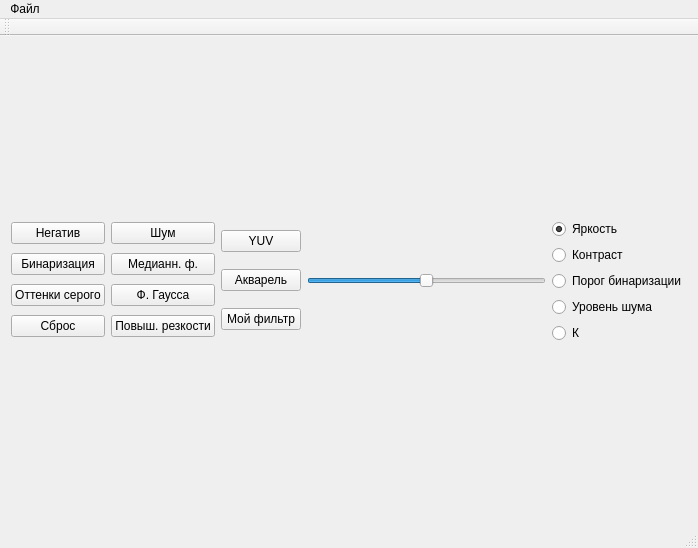
This is Parallel_Programming/mainwindow.ui in Poletayson/Parallel_Programming as Qt 5 draws it before an edit. The edited form follows.
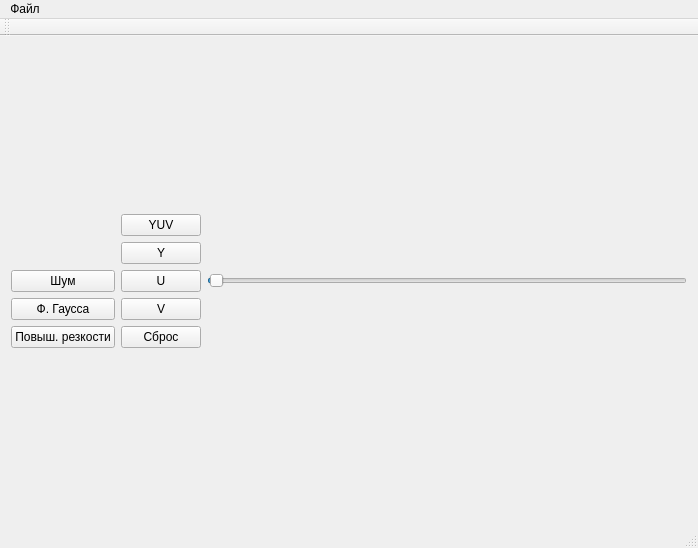
This is the edited form.

Patch:
```diff
--- a/Parallel_Programming/mainwindow.ui
+++ b/Parallel_Programming/mainwindow.ui
@@ -17,108 +17,22 @@
    <layout class="QGridLayout" name="gridLayout">
     <item row="2" column="0">
      <layout class="QGridLayout" name="gridLayout_2">
-      <item row="1" column="7">
-       <layout class="QVBoxLayout" name="verticalLayout_4"/>
-      </item>
-      <item row="1" column="6">
-       <layout class="QVBoxLayout" name="verticalLayout_6">
-        <item>
-         <widget class="QRadioButton" name="radioButton">
-          <property name="text">
-           <string>Яркость</string>
-          </property>
-          <property name="checked">
-           <bool>true</bool>
-          </property>
-         </widget>
-        </item>
-        <item>
-         <widget class="QRadioButton" name="radioButton_2">
-          <property name="text">
-           <string>Контраст</string>
-          </property>
-         </widget>
-        </item>
-        <item>
-         <widget class="QRadioButton" name="radioButton_3">
-          <property name="text">
-           <string>Порог бинаризации</string>
-          </property>
-         </widget>
-        </item>
-        <item>
-         <widget class="QRadioButton" name="radioButton_4">
-          <property name="text">
-           <string>Уровень шума</string>
-          </property>
-         </widget>
-        </item>
-        <item>
-         <widget class="QRadioButton" name="radioButton_5">
-          <property name="text">
-           <string>К</string>
-          </property>
-         </widget>
-        </item>
-       </layout>
-      </item>
-      <item row="1" column="5">
-       <layout class="QVBoxLayout" name="verticalLayout_7">
-        <item>
-         <widget class="QSlider" name="horizontalSlider">
-          <property name="mouseTracking">
-           <bool>true</bool>
-          </property>
-          <property name="minimum">
-           <number>-255</number>
-          </property>
-          <property name="maximum">
-           <number>255</number>
-          </property>
-          <property name="orientation">
-           <enum>Qt::Horizontal</enum>
-          </property>
-         </widget>
-        </item>
-       </layout>
-      </item>
       <item row="1" column="0">
-       <layout class="QVBoxLayout" name="verticalLayout_2">
-        <item>
-         <widget class="QPushButton" name="ButtonNeg">
-          <property name="text">
-           <string>Негатив</string>
-          </property>
-         </widget>
-        </item>
-        <item>
-         <widget class="QPushButton" name="ButtonBinary">
-          <property name="text">
-           <string>Бинаризация</string>
-          </property>
-         </widget>
-        </item>
-        <item>
-         <widget class="QPushButton" name="ButtonGray">
-          <property name="text">
-           <string>Оттенки серого</string>
-          </property>
-         </widget>
-        </item>
-        <item>
-         <widget class="QPushButton" name="ButtonRepair">
-          <property name="text">
-           <string>Сброс</string>
-          </property>
-         </widget>
-        </item>
-       </layout>
-      </item>
-      <item row="1" column="3">
-       <layout class="QVBoxLayout" name="verticalLayout_5"/>
-      </item>
-      <item row="1" column="1">
        <layout class="QVBoxLayout" name="verticalLayout_3">
+        <item>
+         <widget class="QLabel" name="labelLine">
+          <property name="text">
+           <string/>
+          </property>
+         </widget>
+        </item>
+        <item>
+         <widget class="QLabel" name="labelParell">
+          <property name="text">
+           <string/>
+          </property>
+         </widget>
+        </item>
         <item>
          <widget class="QPushButton" name="ButtonNoise">
           <property name="enabled">
@@ -129,16 +43,6 @@
           </property>
          </widget>
         </item>
-        <item>
-         <widget class="QPushButton" name="ButtonMedian">
-          <property name="enabled">
-           <bool>true</bool>
-          </property>
-          <property name="text">
-           <string>Медианн. ф.</string>
-          </property>
-         </widget>
-        </item>
         <item>
          <widget class="QPushButton" name="ButtonGauss">
           <property name="text">
@@ -155,7 +59,7 @@
         </item>
        </layout>
       </item>
-      <item row="1" column="4">
+      <item row="1" column="3">
        <layout class="QVBoxLayout" name="verticalLayout_8">
         <item>
          <widget class="QPushButton" name="pushButton">
@@ -167,19 +71,62 @@
         <item>
          <widget class="QPushButton" name="ButtonAquarel">
           <property name="text">
-           <string>Акварель</string>
+           <string>Y</string>
           </property>
          </widget>
         </item>
         <item>
          <widget class="QPushButton" name="ButtonMy">
           <property name="text">
-           <string>Мой фильтр</string>
+           <string>U</string>
           </property>
          </widget>
         </item>
+        <item>
+         <widget class="QPushButton" name="pushButton_2">
+          <property name="text">
+           <string>V</string>
+          </property>
+         </widget>
+        </item>
+        <item>
+         <widget class="QPushButton" name="ButtonRepair">
+          <property name="text">
+           <string>Сброс</string>
+          </property>
+         </widget>
+        </item>
        </layout>
       </item>
+      <item row="1" column="4">
+       <layout class="QVBoxLayout" name="verticalLayout_7">
+        <item>
+         <widget class="QSlider" name="horizontalSlider">
+          <property name="mouseTracking">
+           <bool>true</bool>
+          </property>
+          <property name="minimum">
+           <number>0</number>
+          </property>
+          <property name="maximum">
+           <number>255</number>
+          </property>
+          <property name="value">
+           <number>1</number>
+          </property>
+          <property name="orientation">
+           <enum>Qt::Horizontal</enum>
+          </property>
+         </widget>
+        </item>
+       </layout>
+      </item>
+      <item row="1" column="5">
+       <layout class="QVBoxLayout" name="verticalLayout_4"/>
+      </item>
+      <item row="1" column="2">
+       <layout class="QVBoxLayout" name="verticalLayout_5"/>
+      </item>
      </layout>
     </item>
     <item row="0" column="0">
```
Left out of the diff: 2 changed lines with no effect on the pictures.
